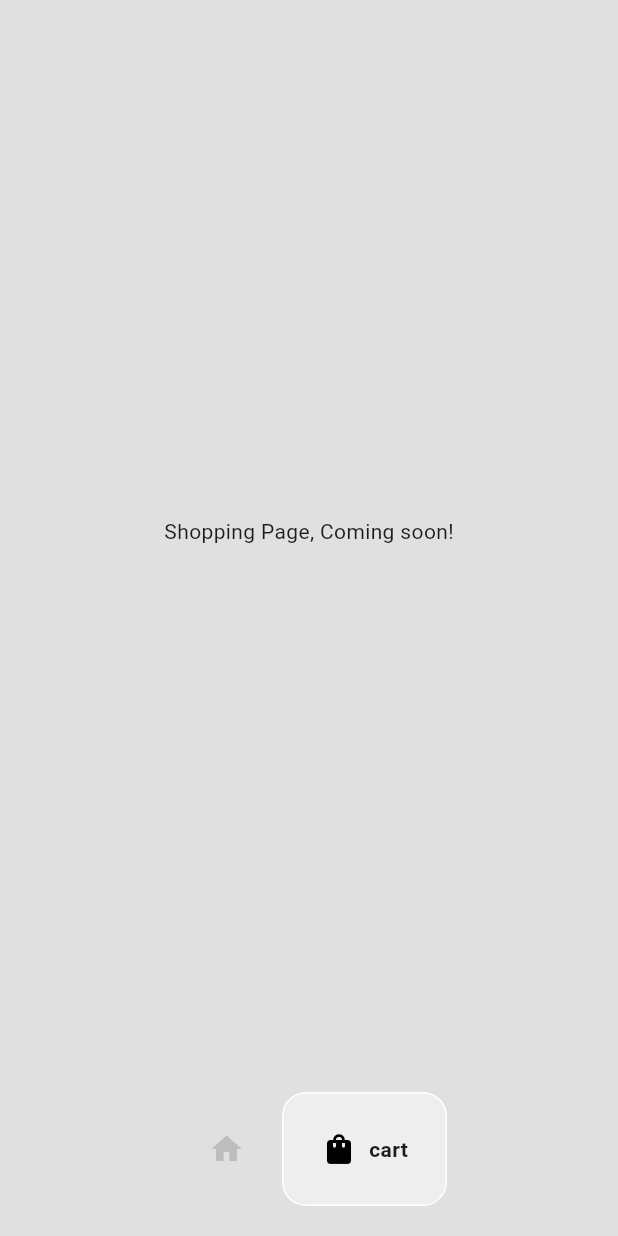
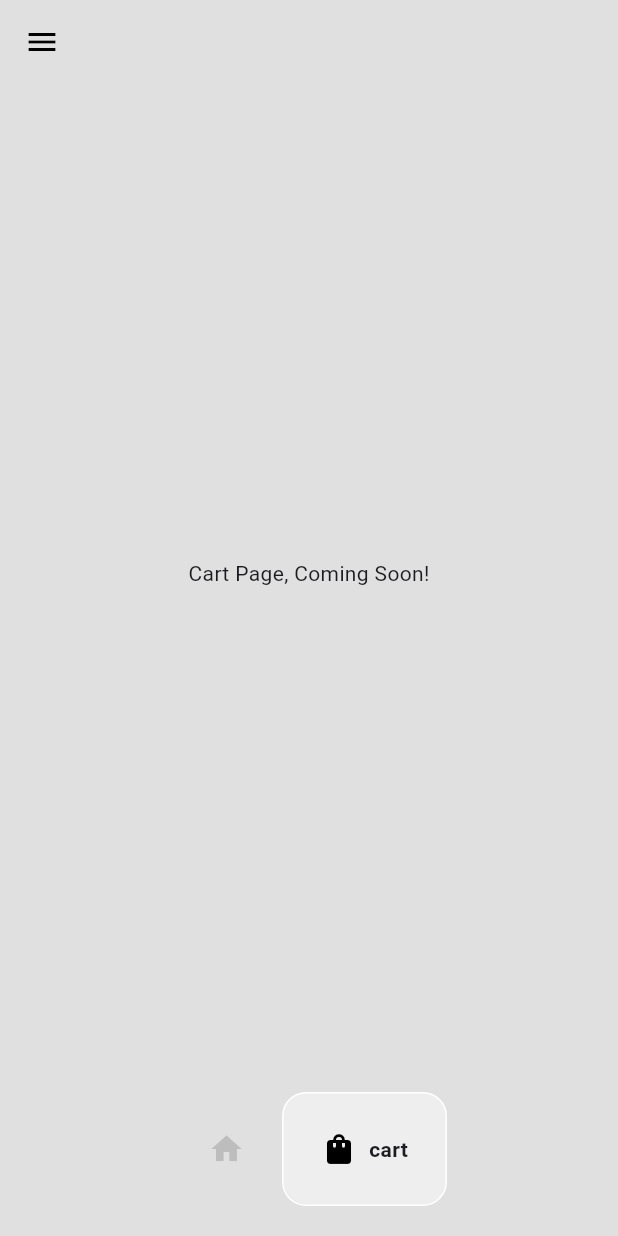
Before and after one commit to MdHananSjd/Adidas-Sneaks, a Flutter app: the HomePage screen opened directly, item 2 of the bottom bar chosen, on a phone screen of 412 x 824 dp. Run offline on Flutter 3.47's test engine with Material 3 defaults, Android fonts, the phone set to English and light mode, and no system bars; drawn by our look-alikes of google_nav_bar.

```diff
--- a/lib/components/bottom_nav_bar.dart
+++ b/lib/components/bottom_nav_bar.dart
@@ -18,7 +18,8 @@ class MyBottomNavBar extends StatelessWidget {
         tabBackgroundColor: Colors.grey.shade200,
         tabBorderRadius: 16,
         gap: 8,
-        onTabChange: (value) => onTabChange,
+        onTabChange: (value) => onTabChange!(value),
+
         tabs: [
           GButton(
             icon: Icons.home,
--- a/lib/pages/cart_page.dart
+++ b/lib/pages/cart_page.dart
@@ -11,8 +11,7 @@ class _CartPageState extends State<CartPage> {
   @override
   Widget build(BuildContext context) {
     return Center(
-
-      child: Text("Cart Page\nComing Soon!"),
+      child: Text("Cart Page, Coming Soon!"),
     );
   }
 }
--- a/lib/pages/home_page.dart
+++ b/lib/pages/home_page.dart
@@ -13,7 +13,6 @@ class HomePage extends StatefulWidget {
 class _HomePageState extends State<HomePage> {
 
   // Index to control the bottom navbar
-  // ignore: unused_field
   int _selectedIndex = 0;
 
   // Method to update the selected index when the user taps the nav bar
@@ -24,7 +23,6 @@ class _HomePageState extends State<HomePage> {
   }
 
   // pages to display
-  // ignore: unused_field
   final List<Widget> _pages =[
     const ShopPage(),
     const CartPage(),
@@ -35,12 +33,27 @@ class _HomePageState extends State<HomePage> {
     return Scaffold(
       backgroundColor: Colors.grey[300],
 
-      //First thing: Create Bottom navigation bar (Import google navbar)
       bottomNavigationBar: MyBottomNavBar(
         onTabChange: (index) => navigateBottomBar(index),
       ),
 
-      body: _pages[_selectedIndex], //Active Ticket: Tab switch non-functional. (fix on 21/05/2025)
+      body: _pages[_selectedIndex],
+
+      appBar: AppBar(
+        backgroundColor: Colors.transparent,
+        leading: Builder(builder: (context) => IconButton(
+          icon: Icon(
+            Icons.menu,
+            color: Colors.black,
+            ),
+          onPressed: () {
+            Scaffold.of(context).openDrawer(); //of method gets the closest scaffoldState. If not provided, it takes the current context and works with that
+          },
+          ),
+        )
+      ),
+
+      drawer: Drawer(),
     );
   }
 }
```
